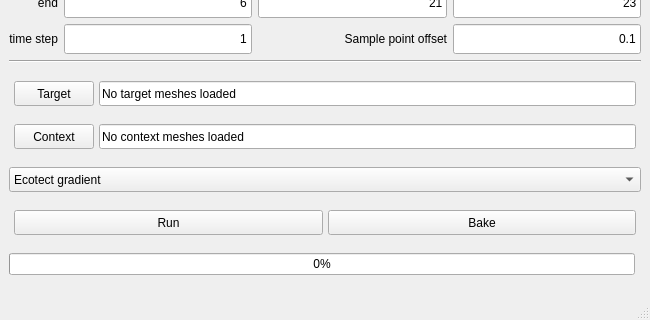
The window that integrations/maya/SolarUI.ui (sushiS0N/soba) describes before a commit, drawn with Qt 5; both pictures show x 0 to 650 and y 157 to 477 of the 650 by 477 pixel window.
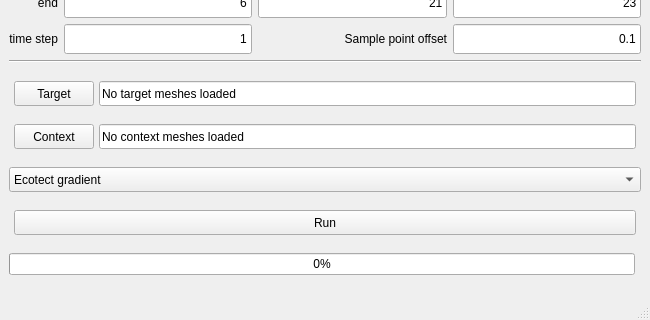
The same window after the commit.

The edit to the form file:
```diff
--- a/integrations/maya/SolarUI.ui
+++ b/integrations/maya/SolarUI.ui
@@ -582,7 +582,7 @@
      </layout>
     </item>
     <item>
-     <layout class="QHBoxLayout" name="runBake_Lout" stretch="5,5">
+     <layout class="QHBoxLayout" name="runBake_Lout" stretch="0">
       <property name="spacing">
        <number>5</number>
       </property>
@@ -614,19 +614,6 @@
         </property>
        </widget>
       </item>
-      <item>
-       <widget class="QPushButton" name="bakeButton">
-        <property name="minimumSize">
-         <size>
-          <width>75</width>
-          <height>25</height>
-         </size>
-        </property>
-        <property name="text">
-         <string>Bake</string>
-        </property>
-       </widget>
-      </item>
      </layout>
     </item>
     <item>
```
